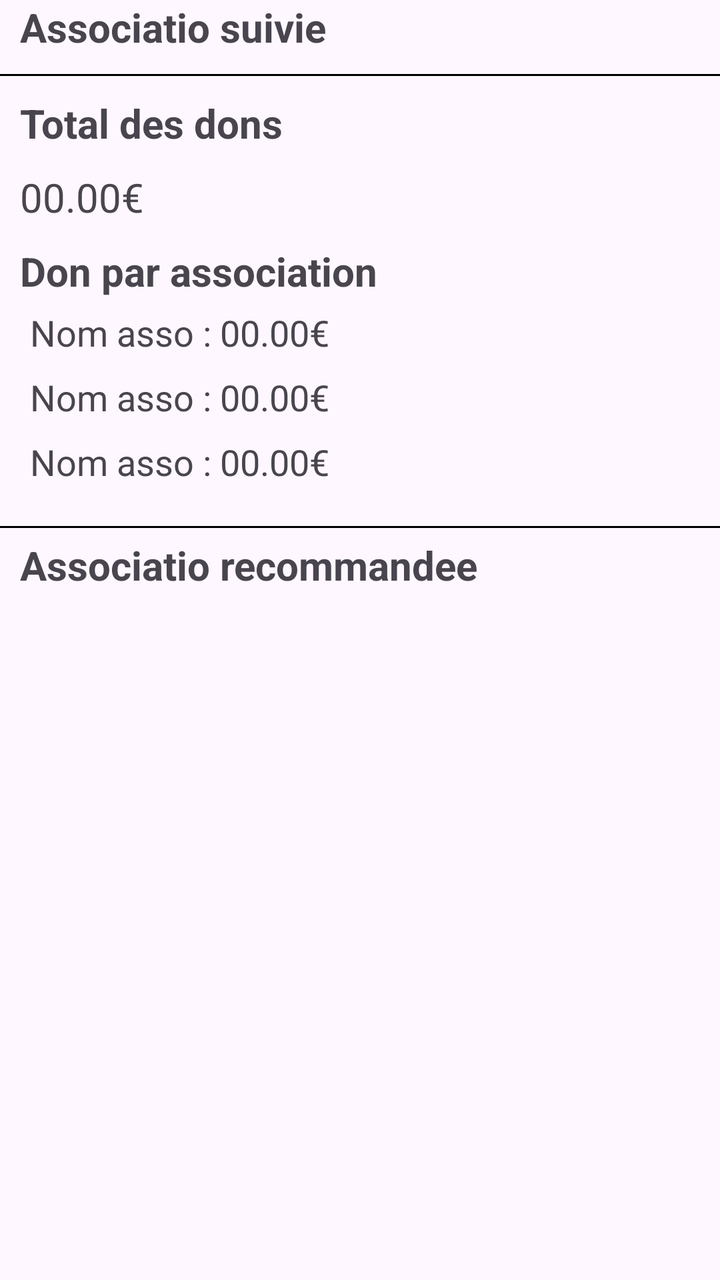
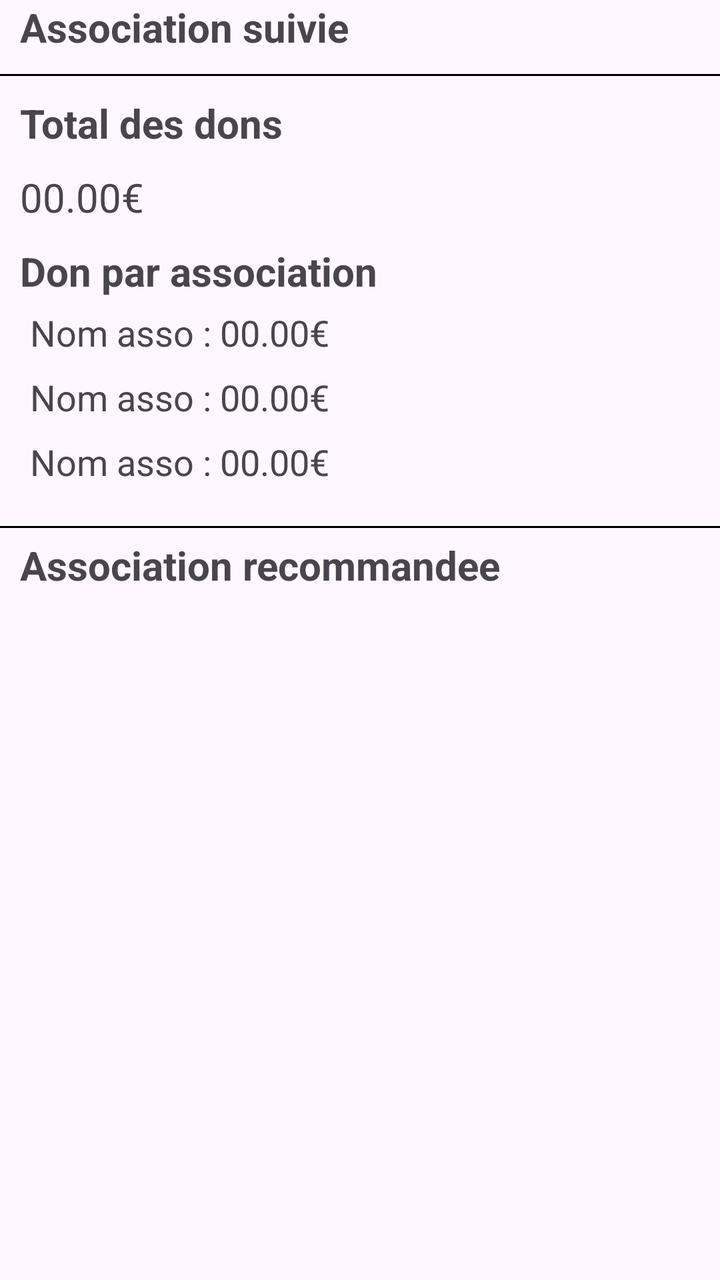

Before-and-after screenshots of an Android layout around one commit, followed by the original layout XML and the change that was made.
<!-- AndroidManifest.xml: application theme Theme.NewAgapiVERSION311CLEAN -->
<!-- res/layout/fragment_user.xml -->
<androidx.constraintlayout.widget.ConstraintLayout xmlns:android="http://schemas.android.com/apk/res/android"
    xmlns:tools="http://schemas.android.com/tools"
    android:layout_width="match_parent"
    android:layout_height="match_parent"
    xmlns:app="http://schemas.android.com/apk/res-auto"
    tools:context="fragments.UserFragment">


    <TextView
        android:layout_width="wrap_content"
        android:layout_height="wrap_content"
        android:text="Associatio suivie"
        android:textStyle="bold"
        android:textSize="20dp"
        app:layout_constraintTop_toTopOf="parent"
        app:layout_constraintStart_toStartOf="parent"
        android:layout_marginStart="10dp"
        android:id="@+id/textViewAssociationSuivie"
        />

    <androidx.recyclerview.widget.RecyclerView
        android:layout_width="match_parent"
        android:layout_height="wrap_content"
        android:id="@+id/listeAssociationSuivie"
        app:layout_constraintStart_toStartOf="parent"
        app:layout_constraintTop_toBottomOf="@id/textViewAssociationSuivie"
        android:layout_marginStart="5dp"
         />

    <View
        android:id="@+id/barAssociationSuivie"
        android:layout_width="match_parent"
        android:layout_height="1dp"
        app:layout_constraintTop_toBottomOf="@id/listeAssociationSuivie"
        android:background="@color/text_svg_main_color"
        android:layout_marginTop="10dp"
        />

    <TextView
        android:id="@+id/TitleDon"
        android:layout_width="wrap_content"
        android:layout_height="wrap_content"
        android:text="Total des dons"
        app:layout_constraintTop_toBottomOf="@+id/barAssociationSuivie"
        app:layout_constraintStart_toStartOf="parent"
        android:layout_marginStart="10dp"
        android:layout_marginTop="10dp"
        android:textSize="20dp"
        android:textStyle="bold"
        />

    <TextView
        android:id="@+id/montantTotal"
        android:layout_width="wrap_content"
        android:layout_height="wrap_content"
        android:textSize="20dp"
        android:layout_marginTop="10dp"
        android:text="00.00€"
        app:layout_constraintStart_toStartOf="@+id/TitleDon"
        app:layout_constraintTop_toBottomOf="@+id/TitleDon" />

    <TextView
        android:id="@+id/TitleDonParAssociation"
        android:layout_width="wrap_content"
        android:layout_height="wrap_content"
        android:text="Don par association"
        android:layout_marginTop="10dp"
        android:textSize="20dp"
        android:textStyle="bold"

        app:layout_constraintStart_toStartOf="@+id/montantTotal"
        app:layout_constraintTop_toBottomOf="@+id/montantTotal" />

    <TextView
        android:id="@+id/DonParAssociationText1"
        android:layout_width="wrap_content"
        android:layout_height="wrap_content"
        android:text="Nom asso : 00.00€ "
        android:layout_marginTop="5dp"
        android:textSize="18dp"
        android:layout_marginStart="5dp"
        app:layout_constraintStart_toStartOf="@+id/TitleDonParAssociation"
        app:layout_constraintTop_toBottomOf="@+id/TitleDonParAssociation" />

    <TextView
        android:id="@+id/DonParAssociationText2"
        android:layout_width="wrap_content"
        android:layout_height="wrap_content"
        android:text="Nom asso : 00.00€ "
        android:layout_marginTop="8dp"
        android:textSize="18dp"

        app:layout_constraintStart_toStartOf="@+id/DonParAssociationText1"
        app:layout_constraintTop_toBottomOf="@+id/DonParAssociationText1" />

    <TextView
        android:id="@+id/DonParAssociationText3"
        android:layout_width="wrap_content"
        android:layout_height="wrap_content"
        android:text="Nom asso : 00.00€ "
        android:layout_marginTop="8dp"
        android:textSize="18dp"
        app:layout_constraintStart_toStartOf="@+id/DonParAssociationText2"
        app:layout_constraintTop_toBottomOf="@+id/DonParAssociationText2" />

    <View
        android:id="@+id/barTotalDesDons"
        android:layout_width="match_parent"
        android:layout_height="1dp"
        app:layout_constraintTop_toBottomOf="@id/DonParAssociationText3"
        android:background="@color/text_svg_main_color"
        android:layout_marginTop="20dp"
        />


    <TextView
        android:id="@+id/textViewAssociationRecommandee"
        android:layout_width="wrap_content"
        android:layout_height="wrap_content"
        android:layout_marginStart="10dp"
        android:text="Associatio recommandee"
        android:textSize="20dp"
        android:textStyle="bold"
        app:layout_constraintStart_toStartOf="parent"
        app:layout_constraintTop_toBottomOf="@id/barTotalDesDons"
        android:layout_marginTop="5dp"
        />

    <androidx.recyclerview.widget.RecyclerView
        android:layout_width="match_parent"
        android:layout_height="wrap_content"
        app:layout_constraintTop_toBottomOf="@+id/textViewAssociationRecommandee"
        android:layout_marginStart="5dp" />


</androidx.constraintlayout.widget.ConstraintLayout>
<!-- resources referenced by this layout -->
<resources>
  <color name="text_svg_main_color">#FF000000</color>
  <style name="Theme.NewAgapiVERSION311CLEAN" parent="Base.Theme.NewAgapiVERSION311CLEAN" />
  <style name="Base.Theme.NewAgapiVERSION311CLEAN" parent="Theme.Material3.DayNight.NoActionBar">
          
          
        
      </style>
</resources>

<!-- the commit's change to res/layout/fragment_user.xml (unified diff, before → after) -->
@@ -7,16 +7,15 @@
 
 
     <TextView
+        android:id="@+id/textViewAssociationSuivie"
         android:layout_width="wrap_content"
         android:layout_height="wrap_content"
-        android:text="Associatio suivie"
+        android:layout_marginStart="10dp"
+        android:text="@string/association_suivie"
+        android:textSize="20sp"
         android:textStyle="bold"
-        android:textSize="20dp"
-        app:layout_constraintTop_toTopOf="parent"
         app:layout_constraintStart_toStartOf="parent"
-        android:layout_marginStart="10dp"
-        android:id="@+id/textViewAssociationSuivie"
-        />
+        app:layout_constraintTop_toTopOf="parent" />
 
     <androidx.recyclerview.widget.RecyclerView
         android:layout_width="match_parent"
@@ -40,12 +39,12 @@
         android:id="@+id/TitleDon"
         android:layout_width="wrap_content"
         android:layout_height="wrap_content"
-        android:text="Total des dons"
+        android:text="@string/total_des_dons"
         app:layout_constraintTop_toBottomOf="@+id/barAssociationSuivie"
         app:layout_constraintStart_toStartOf="parent"
         android:layout_marginStart="10dp"
         android:layout_marginTop="10dp"
-        android:textSize="20dp"
+        android:textSize="20sp"
         android:textStyle="bold"
         />
 
@@ -53,9 +52,9 @@
         android:id="@+id/montantTotal"
         android:layout_width="wrap_content"
         android:layout_height="wrap_content"
-        android:textSize="20dp"
+        android:textSize="20sp"
         android:layout_marginTop="10dp"
-        android:text="00.00€"
+        android:text="@string/_00_00"
         app:layout_constraintStart_toStartOf="@+id/TitleDon"
         app:layout_constraintTop_toBottomOf="@+id/TitleDon" />
 
@@ -63,9 +62,9 @@
         android:id="@+id/TitleDonParAssociation"
         android:layout_width="wrap_content"
         android:layout_height="wrap_content"
-        android:text="Don par association"
+        android:text="@string/don_par_association"
         android:layout_marginTop="10dp"
-        android:textSize="20dp"
+        android:textSize="20sp"
         android:textStyle="bold"
 
         app:layout_constraintStart_toStartOf="@+id/montantTotal"
@@ -75,9 +74,9 @@
         android:id="@+id/DonParAssociationText1"
         android:layout_width="wrap_content"
         android:layout_height="wrap_content"
-        android:text="Nom asso : 00.00€ "
+        android:text="@string/nom_asso_00_00"
         android:layout_marginTop="5dp"
-        android:textSize="18dp"
+        android:textSize="18sp"
         android:layout_marginStart="5dp"
         app:layout_constraintStart_toStartOf="@+id/TitleDonParAssociation"
         app:layout_constraintTop_toBottomOf="@+id/TitleDonParAssociation" />
@@ -86,9 +85,9 @@
         android:id="@+id/DonParAssociationText2"
         android:layout_width="wrap_content"
         android:layout_height="wrap_content"
-        android:text="Nom asso : 00.00€ "
+        android:text="@string/nom_asso_00_00"
         android:layout_marginTop="8dp"
-        android:textSize="18dp"
+        android:textSize="18sp"
 
         app:layout_constraintStart_toStartOf="@+id/DonParAssociationText1"
         app:layout_constraintTop_toBottomOf="@+id/DonParAssociationText1" />
@@ -97,9 +96,9 @@
         android:id="@+id/DonParAssociationText3"
         android:layout_width="wrap_content"
         android:layout_height="wrap_content"
-        android:text="Nom asso : 00.00€ "
+        android:text="@string/nom_asso_00_00"
         android:layout_marginTop="8dp"
-        android:textSize="18dp"
+        android:textSize="18sp"
         app:layout_constraintStart_toStartOf="@+id/DonParAssociationText2"
         app:layout_constraintTop_toBottomOf="@+id/DonParAssociationText2" />
 
@@ -118,8 +117,8 @@
         android:layout_width="wrap_content"
         android:layout_height="wrap_content"
         android:layout_marginStart="10dp"
-        android:text="Associatio recommandee"
-        android:textSize="20dp"
+        android:text="@string/association_recommandee"
+        android:textSize="20sp"
         android:textStyle="bold"
         app:layout_constraintStart_toStartOf="parent"
         app:layout_constraintTop_toBottomOf="@id/barTotalDesDons"
<!-- resource entries referenced after the edit -->
@@ -1,6 +1,12 @@
 <!-- resources referenced by this layout -->
 <resources>
   <color name="text_svg_main_color">#FF000000</color>
+  <string name="_00_00">00.00€</string>
+  <string name="association_recommandee">Association recommandee</string>
+  <string name="association_suivie">Association suivie</string>
+  <string name="don_par_association">Don par association</string>
+  <string name="nom_asso_00_00">Nom asso : 00.00€</string>
+  <string name="total_des_dons">Total des dons</string>
   <style name="Theme.NewAgapiVERSION311CLEAN" parent="Base.Theme.NewAgapiVERSION311CLEAN" />
   <style name="Base.Theme.NewAgapiVERSION311CLEAN" parent="Theme.Material3.DayNight.NoActionBar">
           
